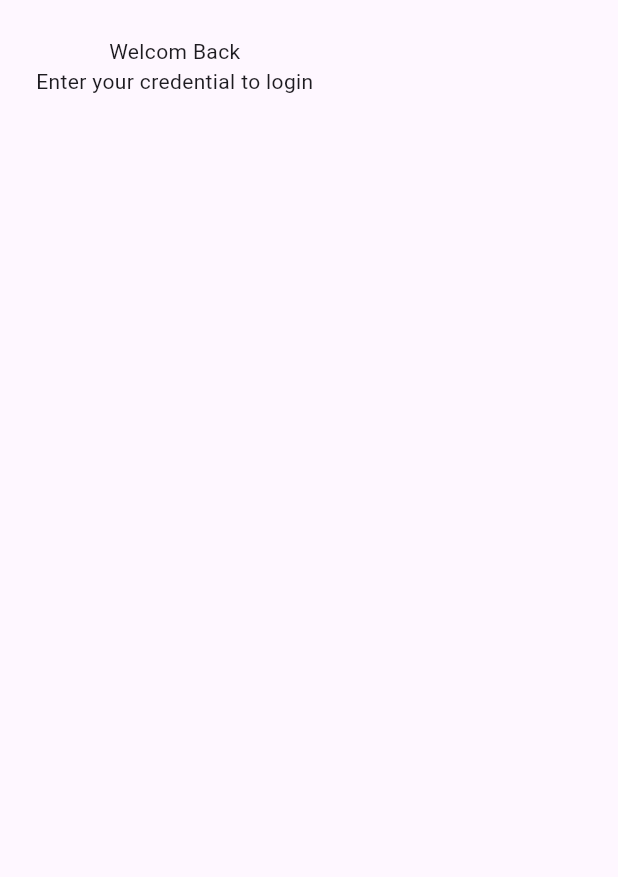
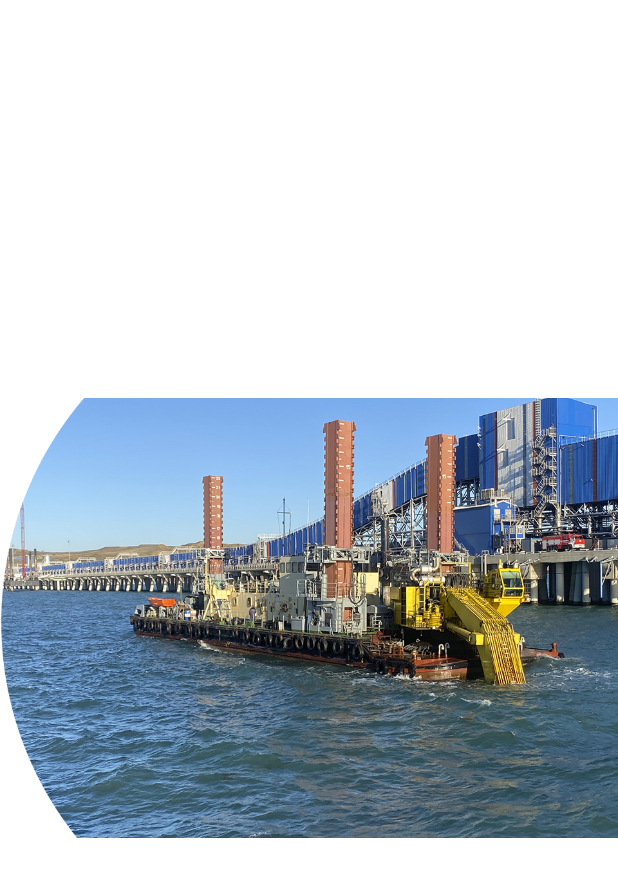
Before and after one commit to OlegPark/IT_TNG, a Flutter app: the screen it shows after launch, on a phone screen of 412 x 824 dp. Shown: the top 877 px of the screen. Run offline on Flutter 3.47's test engine with Material 2 defaults, Android fonts, the phone set to English and light mode, and no system bars; our stand-ins replace firebase_core; accounts and stored records are empty.

```diff
--- a/lib/features/auth/view/auth_screen.dart
+++ b/lib/features/auth/view/auth_screen.dart
@@ -6,27 +6,10 @@ class AuthWidget extends StatelessWidget {
 
   @override
   Widget build(BuildContext context) {
-    Theme: darkTheme;
-    return SafeArea(
-      child: Scaffold(
-        body: Container(
-          margin: EdgeInsets.all(24),
-          child: Column(
-            children: [
-            _header(context),
-            ],
-          ),
-        ),
+    return Container(
+      decoration: BoxDecoration(
+        image: DecorationImage(image: AssetImage("assets/images/1BG.png"))
       ),
     );
   }
-
-  _header(context){
-    return Column(
-      children: [
-        Text("Welcom Back"),
-        Text("Enter your credential to login"),
-      ],
-    );
-  }
 }
--- a/lib/main.dart
+++ b/lib/main.dart
@@ -21,7 +21,7 @@ class MyApp extends StatelessWidget {
       ],
       supportedLocales: S.delegate.supportedLocales,
       theme: ThemeData(
-        colorScheme: ColorScheme.fromSeed(seedColor: Colors.deepPurple),
+        primarySwatch: Colors.deepPurple,
         useMaterial3: true,
       ),
       home: AuthWidget(),
--- a/pubspec.yaml
+++ b/pubspec.yaml
@@ -32,9 +32,8 @@ flutter:
 
   uses-material-design: true
   # To add assets to your application, add an assets section, like this:
-  # assets:
-  #   - images/a_dot_burr.jpeg
-  #   - images/a_dot_ham.jpeg
+  assets:
+    - assets/images/
   # An image asset can refer to one or more resolution-specific "variants", see
   # https://flutter.dev/assets-and-images/#resolution-aware
   # For details regarding adding assets from package dependencies, see
```
Also changed, not shown: assets/images/1BG.png (added).
